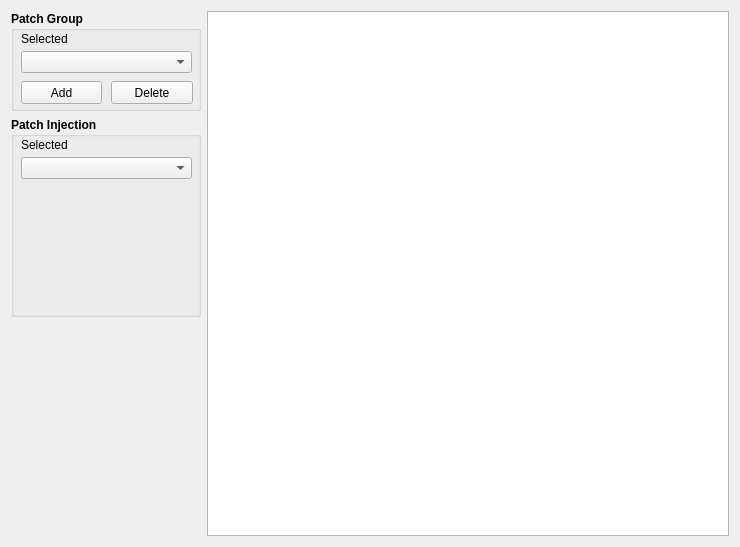
First picture: the form in extra/dap_ui.ui, repository scottmudge/DebugAutoPatch, before the edit.
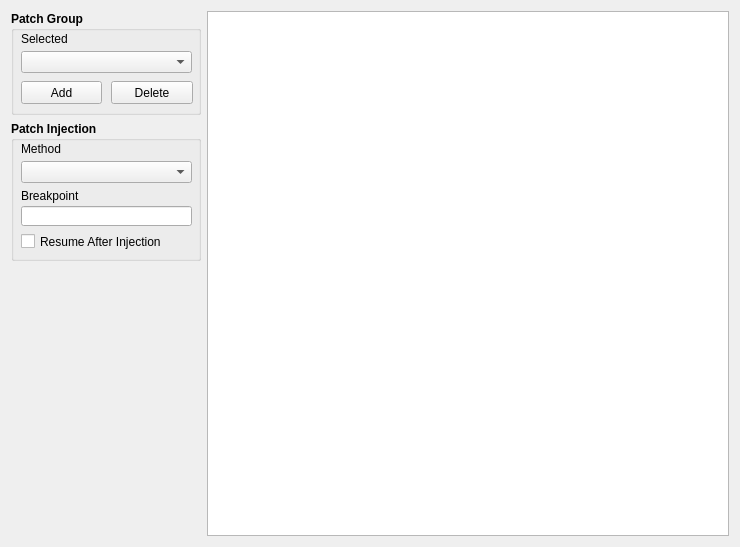
Second picture: the form after the edit.

```diff
--- a/extra/dap_ui.ui
+++ b/extra/dap_ui.ui
@@ -41,7 +41,7 @@
          <property name="minimumSize">
           <size>
            <width>190</width>
-           <height>100</height>
+           <height>104</height>
           </size>
          </property>
          <property name="font">
@@ -142,7 +142,7 @@
          <property name="minimumSize">
           <size>
            <width>0</width>
-           <height>200</height>
+           <height>140</height>
           </size>
          </property>
          <property name="font">
@@ -170,7 +170,7 @@
            </font>
           </property>
           <property name="text">
-           <string>Selected</string>
+           <string>Method</string>
           </property>
          </widget>
          <widget class="QComboBox" name="comboBox_3">
@@ -181,6 +181,71 @@
             <width>171</width>
             <height>22</height>
            </rect>
+          </property>
+          <property name="toolTip">
+           <string>[Startup] This injects the patch at application startup, as soon as the debugger starts.
+[Breakpoint] This injects the patch at the breakpoint specified. Be sure to check whether or not you'd like to automatically resume execution.</string>
+          </property>
+          <property name="currentText">
+           <string/>
+          </property>
+          <property name="frame">
+           <bool>true</bool>
+          </property>
+         </widget>
+         <widget class="QLineEdit" name="lineEdit">
+          <property name="geometry">
+           <rect>
+            <x>10</x>
+            <y>85</y>
+            <width>171</width>
+            <height>20</height>
+           </rect>
+          </property>
+          <property name="font">
+           <font>
+            <family>Fixedsys</family>
+            <weight>50</weight>
+            <bold>false</bold>
+           </font>
+          </property>
+         </widget>
+         <widget class="QLabel" name="label_4">
+          <property name="geometry">
+           <rect>
+            <x>10</x>
+            <y>65</y>
+            <width>171</width>
+            <height>20</height>
+           </rect>
+          </property>
+          <property name="font">
+           <font>
+            <weight>50</weight>
+            <bold>false</bold>
+           </font>
+          </property>
+          <property name="text">
+           <string>Breakpoint</string>
+          </property>
+         </widget>
+         <widget class="QCheckBox" name="checkBox">
+          <property name="geometry">
+           <rect>
+            <x>10</x>
+            <y>112</y>
+            <width>171</width>
+            <height>17</height>
+           </rect>
+          </property>
+          <property name="font">
+           <font>
+            <weight>50</weight>
+            <bold>false</bold>
+           </font>
+          </property>
+          <property name="text">
+           <string>Resume After Injection</string>
           </property>
          </widget>
         </widget>
```
Left out of the diff: 14 changed lines with no effect on the pictures.
